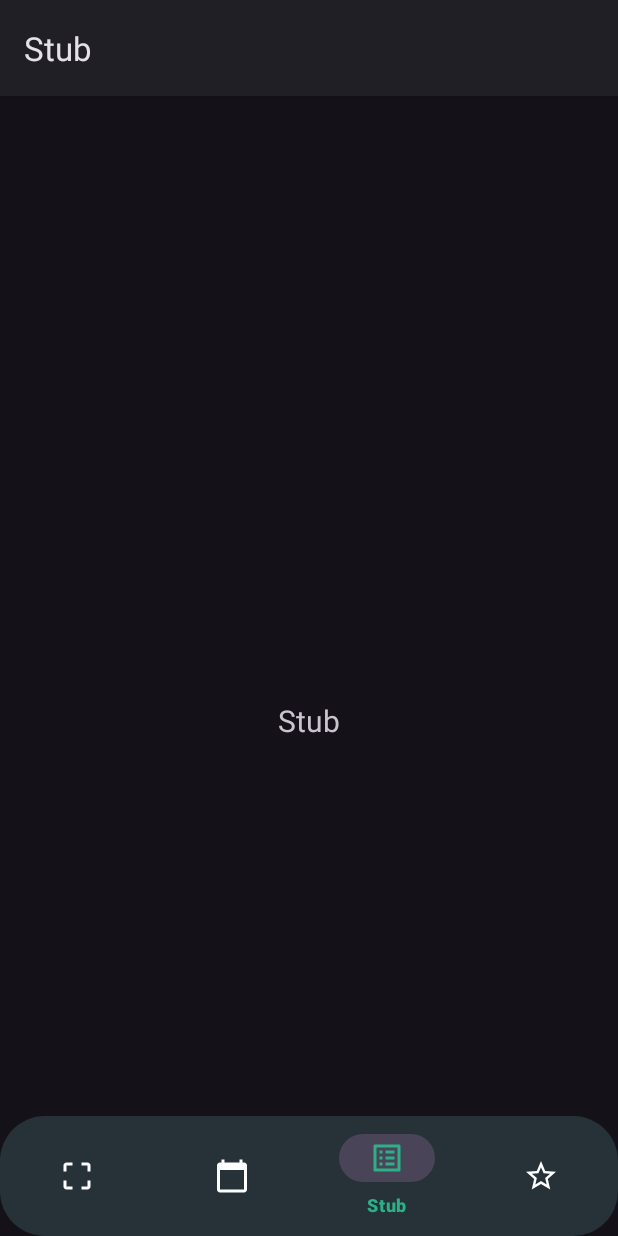
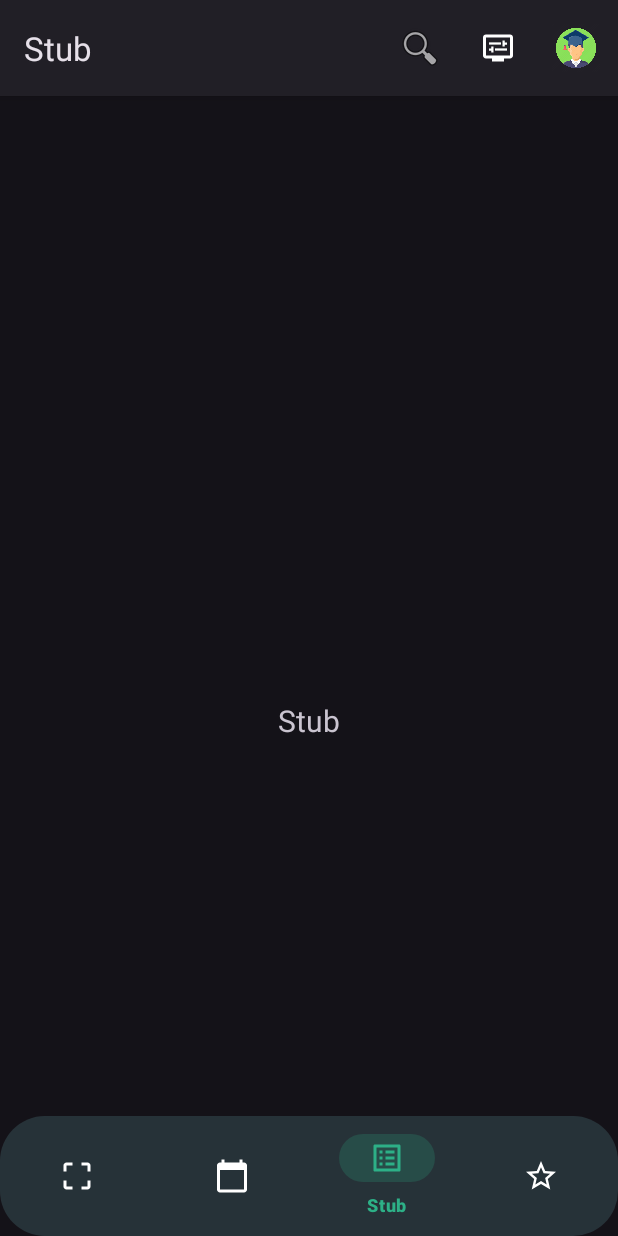
Before and after one commit to pfrost982/HiMike, an Android app: the StubFragment screen opened through its navigation route, on a phone screen of 412 x 824 dp. Run offline under Robolectric (Android 15) with nearby library versions, the phone set to English and light mode, and no system bars; our stand-ins replace navigation-ui.

Commit message:
app bar menu, hide status bar

```diff
--- a/app/src/main/java/ru/gb/himike/MainActivity.kt
+++ b/app/src/main/java/ru/gb/himike/MainActivity.kt
@@ -1,13 +1,22 @@
 package ru.gb.himike
 
+import android.os.Build
 import android.os.Bundle
+import android.view.Menu
+import android.view.View
+import android.view.WindowInsets
+import android.view.WindowManager
 import com.google.android.material.bottomnavigation.BottomNavigationView
 import androidx.appcompat.app.AppCompatActivity
+import androidx.appcompat.widget.SearchView
 import androidx.navigation.findNavController
 import androidx.navigation.ui.AppBarConfiguration
 import androidx.navigation.ui.setupActionBarWithNavController
 import androidx.navigation.ui.setupWithNavController
+import com.google.android.material.bottomnavigation.BottomNavigationItemView
+import com.google.android.material.bottomnavigation.BottomNavigationMenuView
 import ru.gb.himike.databinding.ActivityMainBinding
+import ru.gb.himike.databinding.ItemBottomNavigationBarBinding
 
 class MainActivity : AppCompatActivity() {
 
@@ -19,11 +28,19 @@ class MainActivity : AppCompatActivity() {
         binding = ActivityMainBinding.inflate(layoutInflater)
         setContentView(binding.root)
 
+        @Suppress("DEPRECATION")
+        if (Build.VERSION.SDK_INT >= Build.VERSION_CODES.R) {
+            window.insetsController?.hide(WindowInsets.Type.statusBars())
+        } else {
+            window.setFlags(
+                WindowManager.LayoutParams.FLAG_FULLSCREEN,
+                WindowManager.LayoutParams.FLAG_FULLSCREEN
+            )
+        }
+
         val navView: BottomNavigationView = binding.navView
 
         val navController = findNavController(R.id.nav_host_fragment_activity_main)
-        // Passing each menu ID as a set of Ids because each
-        // menu should be considered as top level destinations.
         val appBarConfiguration = AppBarConfiguration(
             setOf(
                 R.id.navigation_home, R.id.navigation_classes, R.id.navigation_stub1, R.id.navigation_stub2
@@ -31,5 +48,38 @@ class MainActivity : AppCompatActivity() {
         )
         setupActionBarWithNavController(navController, appBarConfiguration)
         navView.setupWithNavController(navController)
+
+/*
+        val bottomNavigationMenuView: BottomNavigationMenuView = binding.navView.getChildAt(0) as BottomNavigationMenuView
+        val menu: Menu = binding.navView.menu
+        for (i in 0 until menu.size()) {
+            val newItemBinding = ItemBottomNavigationBarBinding.inflate(layoutInflater)
+            val oldMenuItemView: BottomNavigationItemView = bottomNavigationMenuView.getChildAt(i) as BottomNavigationItemView
+
+            val newMenuItemView: View = newItemBinding.root
+            newItemBinding.icon.setImageDrawable(menu.getItem(i).icon)
+            newItemBinding.title.text = menu.getItem(i).title
+
+            oldMenuItemView.removeAllViews()
+            oldMenuItemView.addView(newMenuItemView)
+        }
+*/
+    }
+
+    override fun onCreateOptionsMenu(menu: Menu?): Boolean {
+        menuInflater.inflate(R.menu.appbar_menu, menu)
+        val searchItem = menu?.findItem(R.id.actionSearch)
+        val searchView = searchItem?.actionView as SearchView
+        searchView.setOnQueryTextListener(object : SearchView.OnQueryTextListener,
+            android.widget.SearchView.OnQueryTextListener {
+            override fun onQueryTextSubmit(p0: String?): Boolean {
+                return false
+            }
+
+            override fun onQueryTextChange(msg: String): Boolean {
+                return false
+            }
+        })
+        return super.onCreateOptionsMenu(menu)
     }
 }
--- /dev/null
+++ b/app/src/main/res/drawable/ic_settings.xml
@@ -0,0 +1,9 @@
+<vector android:height="24dp" android:tint="@android:color/white"
+    android:viewportHeight="24" android:viewportWidth="24"
+    android:width="24dp" xmlns:android="http://schemas.android.com/apk/res/android">
+    <path android:fillColor="@android:color/white" android:pathData="M20,3H4C2.89,3 2,3.89 2,5v12c0,1.1 0.89,2 2,2h4v2h8v-2h4c1.1,0 2,-0.9 2,-2V5C22,3.89 21.1,3 20,3zM20,17H4V5h16V17z"/>
+    <path android:fillColor="@android:color/white" android:pathData="M6,8.25h8v1.5h-8z"/>
+    <path android:fillColor="@android:color/white" android:pathData="M16.5,9.75l1.5,0l0,-1.5l-1.5,0l0,-1.25l-1.5,0l0,4l1.5,0z"/>
+    <path android:fillColor="@android:color/white" android:pathData="M10,12.25h8v1.5h-8z"/>
+    <path android:fillColor="@android:color/white" android:pathData="M7.5,15l1.5,0l0,-4l-1.5,0l0,1.25l-1.5,0l0,1.5l1.5,0z"/>
+</vector>
--- a/app/src/main/res/layout/activity_main.xml
+++ b/app/src/main/res/layout/activity_main.xml
@@ -10,12 +10,13 @@
         android:id="@+id/nav_view"
         android:layout_width="0dp"
         android:layout_height="wrap_content"
-        app:itemTextColor="@color/menu_select_color"
-        app:itemIconTint="@color/menu_select_color"
-        app:labelVisibilityMode="selected"
         android:layout_marginStart="0dp"
         android:layout_marginEnd="0dp"
         android:background="@drawable/gray_shape"
+        app:itemActiveIndicatorStyle="@style/App.Custom.Indicator"
+        app:itemIconTint="@color/menu_select_color"
+        app:itemTextColor="@color/menu_select_color"
+        app:labelVisibilityMode="selected"
         app:layout_constraintBottom_toBottomOf="parent"
         app:layout_constraintLeft_toLeftOf="parent"
         app:layout_constraintRight_toRightOf="parent"
--- /dev/null
+++ b/app/src/main/res/menu/appbar_menu.xml
@@ -0,0 +1,22 @@
+<?xml version="1.0" encoding="utf-8"?>
+<menu xmlns:android="http://schemas.android.com/apk/res/android"
+    xmlns:app="http://schemas.android.com/apk/res-auto">
+    <item
+        android:id="@+id/search"
+        android:icon="@android:drawable/ic_menu_search"
+        android:title="@string/search"
+        app:actionViewClass="androidx.appcompat.widget.SearchView"
+        app:showAsAction="ifRoom|collapseActionView" />
+    <item
+        android:id="@+id/settings"
+        android:icon="@drawable/ic_settings"
+        android:title="@string/settings"
+        app:actionViewClass="androidx.appcompat.widget.SearchView"
+        app:showAsAction="ifRoom|collapseActionView" />
+    <item
+        android:id="@+id/actionSearch"
+        android:icon="@drawable/student"
+        android:title="@string/search"
+        app:actionViewClass="androidx.appcompat.widget.SearchView"
+        app:showAsAction="ifRoom|collapseActionView" />
+</menu>
--- a/app/src/main/res/values/strings.xml
+++ b/app/src/main/res/values/strings.xml
@@ -3,4 +3,6 @@
     <string name="title_home">Home</string>
     <string name="title_classes">Classes</string>
     <string name="title_stub">Stub</string>
+    <string name="search">Search</string>
+    <string name="settings">settings</string>
 </resources>
--- /dev/null
+++ b/app/src/main/res/values/style.xml
@@ -0,0 +1,7 @@
+<?xml version="1.0" encoding="utf-8"?>
+<resources>
+
+    <style name="App.Custom.Indicator" parent="Widget.Material3.BottomNavigationView.ActiveIndicator">
+        <item name="android:color">#342DB087</item>
+    </style>
+</resources>
```
Also changed, not shown: app/src/main/res/layout/item_bottom_navigation_bar.xml (added, +21 -0 lines), app/src/main/res/drawable/student.png (added).
